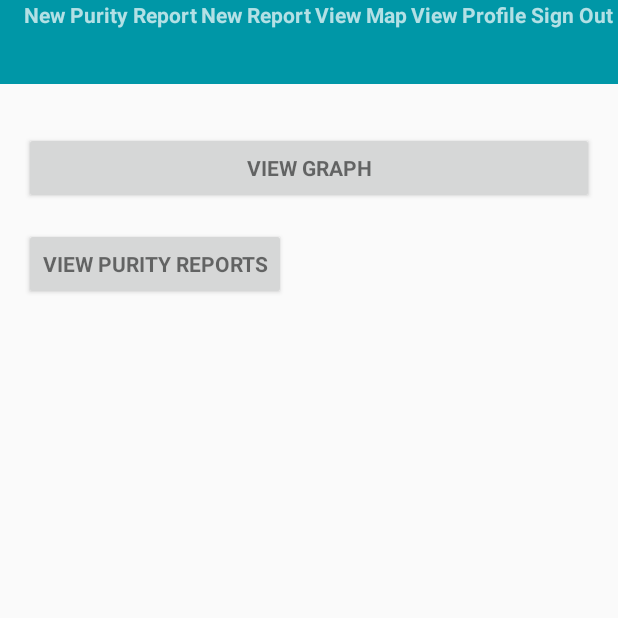
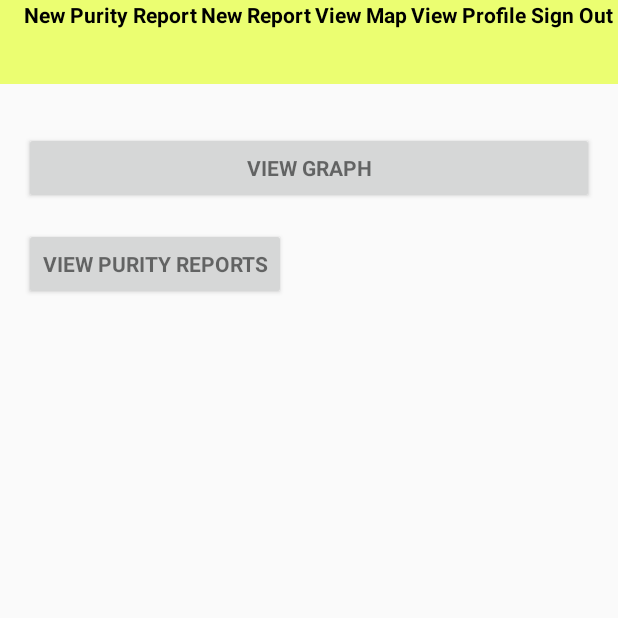
Before and after one commit to pulkitgupta1217/CS2340, an Android app: the MainActivity screen opened directly, with no data from a screen before it, on a phone screen of 412 x 824 dp, the top half of it. Run offline under Robolectric (Android 15) with nearby library versions, the light colour scheme and no system bars; our stand-ins replace Firebase (no records; nobody signed in at launch, a user with empty details on screens opened directly); libraries missing offline, so code that uses them is left out: com.jjoe64.graphview; 3 statements that could not run were skipped.

Commit message:
Changed logo and background colors

```diff
--- a/C++urry/WaterNet/app/src/main/res/layout/activity_login.xml
+++ b/C++urry/WaterNet/app/src/main/res/layout/activity_login.xml
@@ -34,8 +34,8 @@
                 android:layout_marginBottom="10dp"
                 android:hint="@string/email_or_user"
                 android:inputType="text"
-                android:textColor="@android:color/white"
-                android:textColorHint="@android:color/white" />
+                android:textColor="@android:color/black"
+                android:textColorHint="@android:color/black" />
         </android.support.design.widget.TextInputLayout>
 
         <android.support.design.widget.TextInputLayout
@@ -84,7 +84,7 @@
             android:background="@null"
             android:text="@string/btn_link_to_register"
             android:textAllCaps="false"
-            android:textColor="@color/white"
+            android:textColor="@color/black"
             android:textSize="15dp" />
     </LinearLayout>
 
--- a/C++urry/WaterNet/app/src/main/res/layout/activity_main.xml
+++ b/C++urry/WaterNet/app/src/main/res/layout/activity_main.xml
@@ -34,7 +34,8 @@
                     android:layout_height="wrap_content"
                     android:layout_weight="1"
                     android:text="@string/New_Purity_Report"
-                    android:textStyle="bold" />
+                    android:textStyle="bold"
+                    android:textColor="@color/black"/>
 
 
                 <TextView
@@ -43,7 +44,8 @@
                     android:layout_height="wrap_content"
                     android:layout_weight="1"
                     android:text="@string/new_report"
-                    android:textStyle="bold" />
+                    android:textStyle="bold"
+                    android:textColor="@color/black"/>
 
                 <TextView
                     android:id="@+id/view_map"
@@ -51,7 +53,8 @@
                     android:layout_weight="1"
                     android:layout_height="wrap_content"
                     android:text="@string/view_map"
-                    android:textStyle="bold" />
+                    android:textStyle="bold"
+                    android:textColor="@color/black"/>
 
                 <TextView
                     android:id="@+id/view_profile"
@@ -59,7 +62,8 @@
                     android:layout_weight="1"
                     android:layout_height="wrap_content"
                      android:text="@string/view_profile"
-                    android:textStyle="bold" />
+                    android:textStyle="bold"
+                    android:textColor="@color/black"/>
 
                 <TextView
                     android:id="@+id/sign_out"
@@ -67,7 +71,8 @@
                     android:layout_weight="1"
                     android:layout_height="wrap_content"
                     android:text="@string/btn_sign_out"
-                    android:textStyle="bold" />
+                    android:textStyle="bold"
+                    android:textColor="@color/black"/>
 
             </LinearLayout>
 
--- a/C++urry/WaterNet/app/src/main/res/layout/activity_preport.xml
+++ b/C++urry/WaterNet/app/src/main/res/layout/activity_preport.xml
@@ -68,7 +68,7 @@
         <Spinner
             android:layout_width="match_parent"
             android:layout_height="wrap_content"
-            android:textColor="@android:color/white"
+            android:textColor="@color/black"
             android:id="@+id/oConditionSpinner" />
 
         <Button
@@ -89,7 +89,7 @@
             android:layout_marginTop="16dp"
             android:background="@color/colorPrimaryDark"
             android:text="@string/create_report"
-            android:textColor="@android:color/white"
+            android:textColor="@color/black"
             android:textStyle="bold" />
 
         <ProgressBar
--- a/C++urry/WaterNet/app/src/main/res/layout/activity_report.xml
+++ b/C++urry/WaterNet/app/src/main/res/layout/activity_report.xml
@@ -79,7 +79,7 @@
             android:layout_marginTop="16dp"
             android:background="@color/colorPrimaryDark"
             android:text="@string/create_report"
-            android:textColor="@android:color/white"
+            android:textColor="@android:color/black"
             android:textStyle="bold" />
 
         <ProgressBar
--- a/C++urry/WaterNet/app/src/main/res/values/colors.xml
+++ b/C++urry/WaterNet/app/src/main/res/values/colors.xml
@@ -1,10 +1,10 @@
 <?xml version="1.0" encoding="utf-8"?>
 <resources>
-    <color name="colorPrimary">#00bcd4</color>
-    <color name="colorPrimaryDark">#0097a7</color>
-    <color name="colorAccent">#f2fe71</color>
+    <color name="colorPrimary">#f2fe71</color>
+    <color name="colorPrimaryDark">#ebfe71</color>
+    <color name="colorAccent">#00bcd4</color>
 
 
     <color name="white">#ffffff</color>
-
+    <color name="black">#000000</color>
 </resources>
```
Also changed, not shown: C++urry/WaterNet/app/src/main/res/layout/activity_profile.xml (+4 -4 lines), C++urry/WaterNet/app/src/main/res/layout/activity_reset_password.xml (+4 -4 lines), C++urry/WaterNet/app/src/main/res/layout/activity_signup.xml (+5 -5 lines), C++urry/WaterNet/app/src/main/res/mipmap-hdpi/ic_launcher.png, C++urry/WaterNet/app/src/main/res/mipmap-mdpi/ic_launcher.png, C++urry/WaterNet/app/src/main/res/mipmap-xhdpi/ic_launcher.png, C++urry/WaterNet/app/src/main/res/mipmap-xxhdpi/ic_launcher.png, C++urry/WaterNet/app/src/main/res/mipmap-xxxhdpi/ic_launcher.png.
